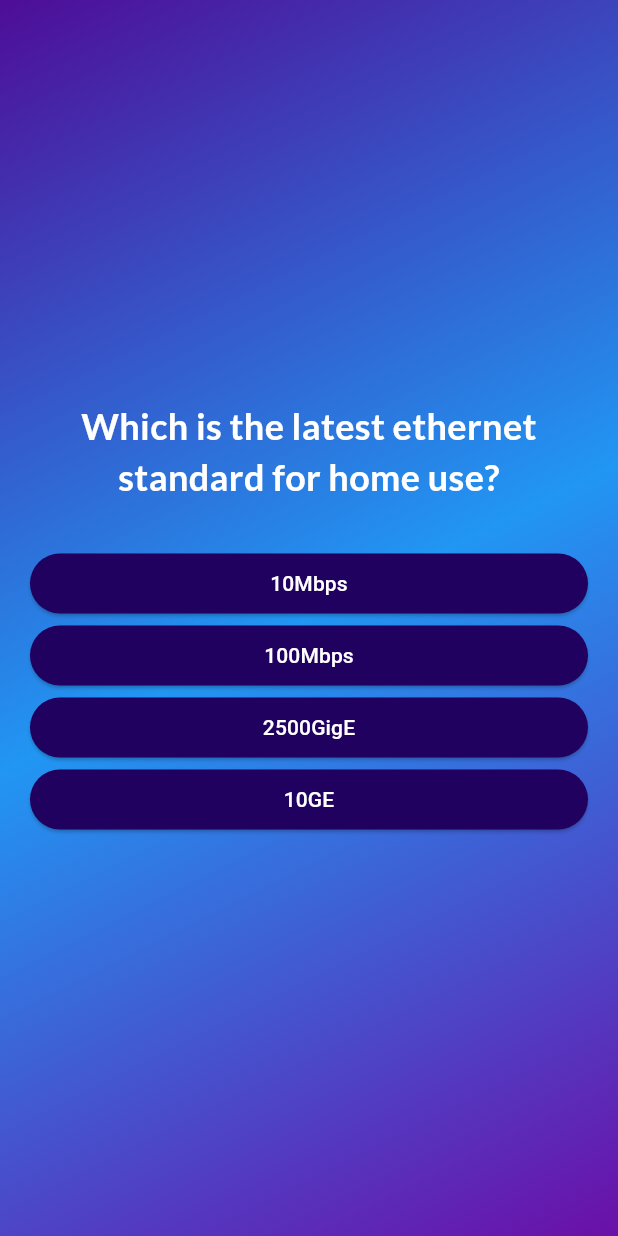
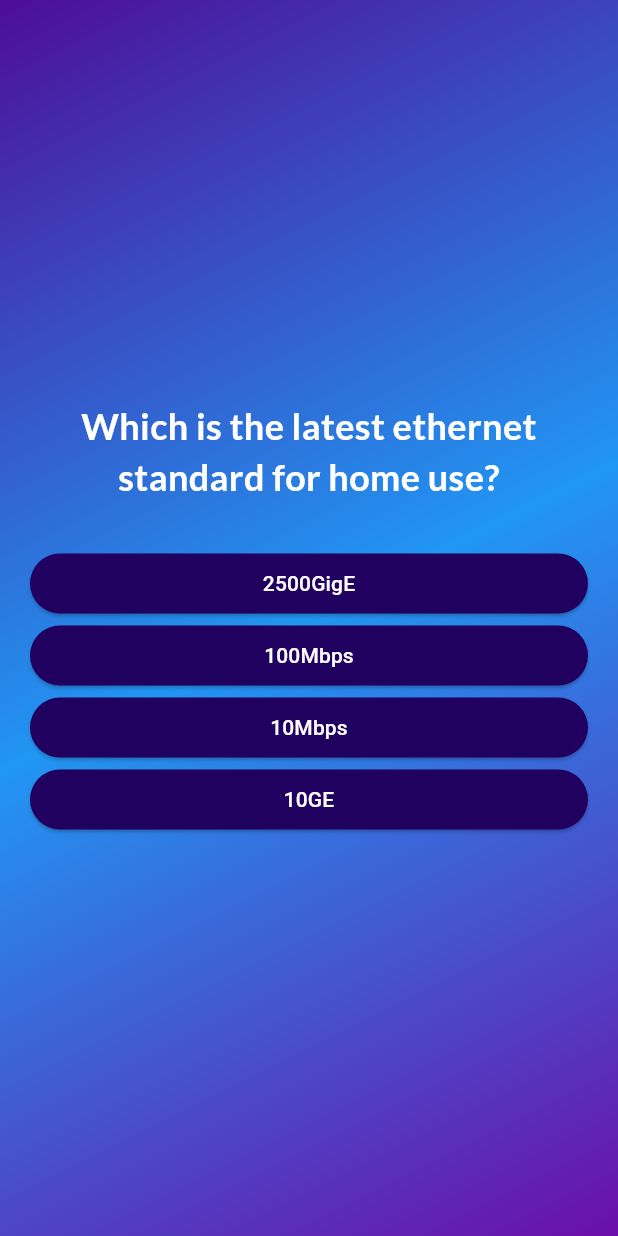
Before and after one commit to Brandonv101/quiz_app, a Flutter app: the screen it shows after launch, after a tap on "Start Quiz", after a tap on "Wifi 7", on a phone screen of 412 x 824 dp. Run offline on Flutter 3.47's test engine with Material 3 defaults, Android fonts, the phone set to English and light mode, and no system bars; our stand-ins replace google_fonts.

```diff
--- a/lib/questions.dart
+++ b/lib/questions.dart
@@ -4,28 +4,28 @@ const questions = [
   QuizQuestion(
     'Which wifi standard is the most recent',
     [
+      'Wifi 7',
+      'Wifi 6E',
       'Wifi 5',
-      'Wifi 6E',
-      'Wifi 7',
-      'Wifi 6.'
+      'Wifi 6'
     ]
   ),
   QuizQuestion(
     'Which is the latest ethernet standard for home use?',
     [
+      '2500GigE',
+      '100Mbps',
       '10Mbps',
-      '100Mbps',
-      '2500GigE',
       '10GE'
     ]
   ),
   QuizQuestion(
     'Which option will block Facebook traffic on a network',
     [
-      'DNS block',
+      'None of these',
       'blackhole the IP ranges',
       'blackhole the domain name via DNS',
-      'None of these'
+      'DNS block'
     ]
   ),
   QuizQuestion(
@@ -49,10 +49,10 @@ const questions = [
   QuizQuestion(
     'What comic on xkcd is about competing standards',
     [
-      '240',
+      '927',
       '120',
       '101',
-      '927'
+      '240'
     ]
   ),
 ];
```
